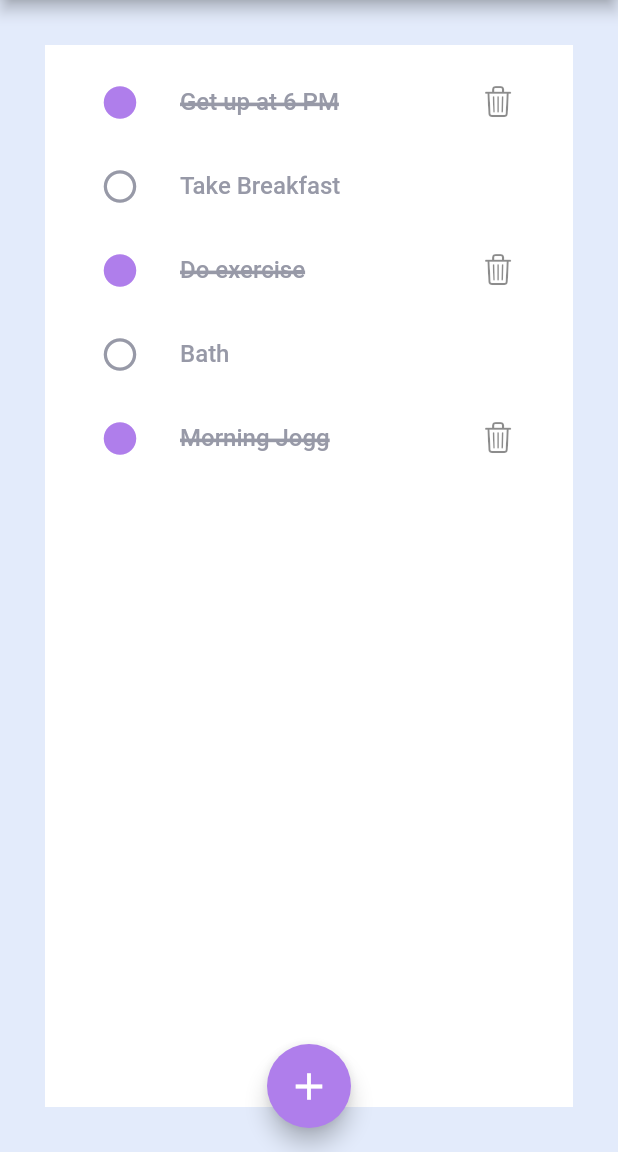
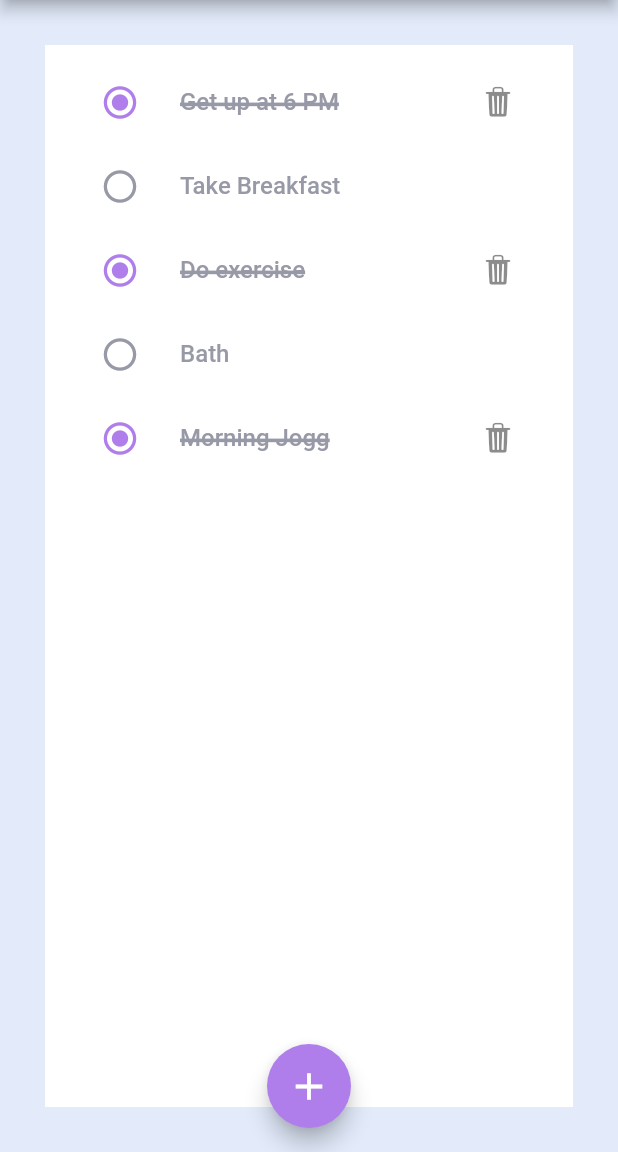
Before and after one commit to Tsuzat/to-do-list-in-flutter, a Flutter app: the screen it shows after launch, on a phone screen of 412 x 824 dp, the part 84-1236 px from its top. Run offline on Flutter 3.47's test engine with Material 2 defaults, Android fonts, the phone set to English and light mode, and no system bars.

```diff
--- a/lib/main.dart
+++ b/lib/main.dart
@@ -2,10 +2,6 @@ import 'package:flutter/material.dart';
 import 'package:to_do_list/pages/home_page.dart';
 
 main(){
-//   WidgetsFlutterBinding.ensureInitialized();
-//   await Firebase.initializeApp(
-//     options: DefaultFirebaseOptions.currentPlatform,
-//   );
   runApp(const MyApp());
 }
 
--- a/lib/pages/home_page.dart
+++ b/lib/pages/home_page.dart
@@ -1,5 +1,4 @@
 import 'package:flutter/material.dart';
-import 'package:to_do_list/api/firebase_api.dart';
 import 'package:to_do_list/models/todo.dart';
 import 'package:to_do_list/widgets/task_list.dart';
 
--- a/lib/widgets/task_list.dart
+++ b/lib/widgets/task_list.dart
@@ -30,8 +30,8 @@ class _TaskListState extends State<TaskList> {
             });
           },
           icon: widget.todoList[index].done
-              ? const Icon(Icons.circle)
-              : const Icon(Icons.circle_outlined),
+              ? const Icon(Icons.radio_button_checked)
+              : const Icon(Icons.radio_button_off_outlined),
           color: widget.todoList[index].done
               ? const Color.fromRGBO(175, 126, 235, 1)
               : const Color.fromRGBO(151, 153, 167, 1),
@@ -60,7 +60,7 @@ class _TaskListState extends State<TaskList> {
                   });
                 },
                 icon: const Icon(
-                  CupertinoIcons.delete_simple,
+                  CupertinoIcons.delete_solid,
                   size: 22,
                 ),
               )
--- a/pubspec.yaml
+++ b/pubspec.yaml
@@ -35,8 +35,6 @@ dependencies:
   # Use with the CupertinoIcons class for iOS style icons.
   cupertino_icons: ^1.0.2
   flutter_native_splash: ^2.2.1
-  firebase_core: ^1.17.1
-  cloud_firestore: ^3.1.17
 
 dev_dependencies:
   flutter_test:
```
Also changed, not shown: lib/api/firebase_api.dart (deleted, +0 -11 lines), lib/firebase_options.dart (deleted), pubspec.lock, 1 other file.
